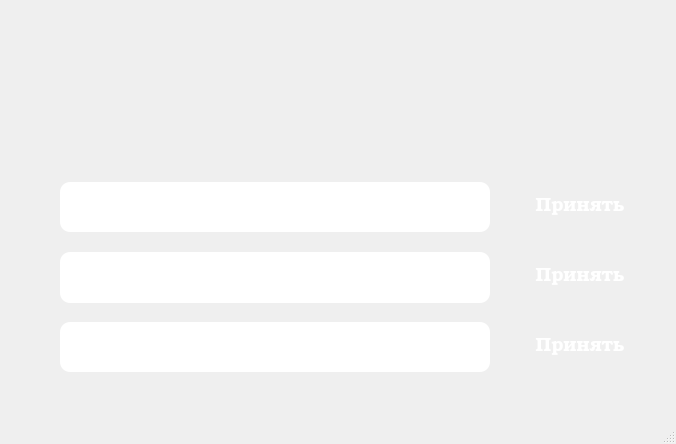
YaBoris/OpenTheDoor, file mainwindow.ui: the form before one commit.
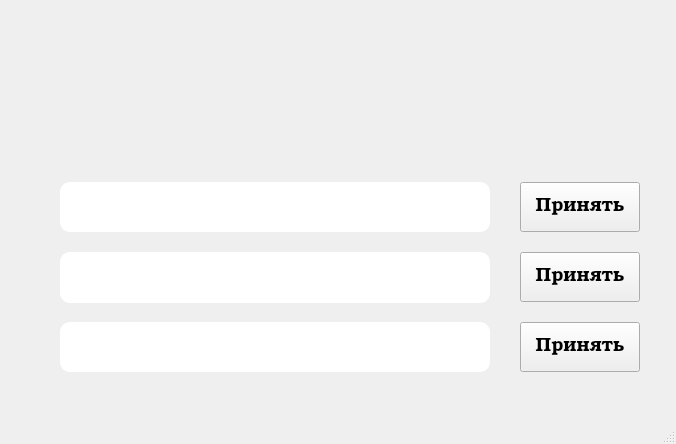
The form after the commit. Icons and pictures are not drawn.

```diff
--- a/mainwindow.ui
+++ b/mainwindow.ui
@@ -44,7 +44,7 @@
      <bool>false</bool>
     </property>
     <property name="styleSheet">
-     <string notr="true">border-image: url(d://__DOCS_PROJECTS//Qt//OpenTheDoor//style//simple.bmp) 3px; border-radius: 11px; color: white;</string>
+     <string notr="true"/>
     </property>
     <property name="text">
      <string>Принять</string>
@@ -71,7 +71,7 @@
      <bool>false</bool>
     </property>
     <property name="styleSheet">
-     <string notr="true">border-image: url(d://__DOCS_PROJECTS//Qt//OpenTheDoor//style//simple.bmp) 3px; border-radius: 11px;  color: white;</string>
+     <string notr="true"/>
     </property>
     <property name="text">
      <string>Принять</string>
@@ -98,7 +98,7 @@
      <bool>false</bool>
     </property>
     <property name="styleSheet">
-     <string notr="true">border-image: url(d://__DOCS_PROJECTS//Qt//OpenTheDoor//style//simple.bmp) 3px; border-radius: 11px;  color: white;</string>
+     <string notr="true"/>
     </property>
     <property name="text">
      <string>Принять</string>
```
